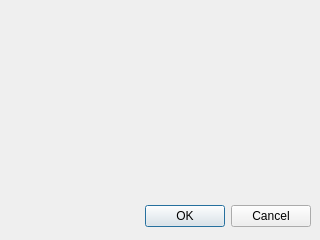
First picture: the form in src/plugins/dataStore/BSMLDataStore/src/bsmldatastoresavedialog.ui, repository opencor/opencor, before the edit.
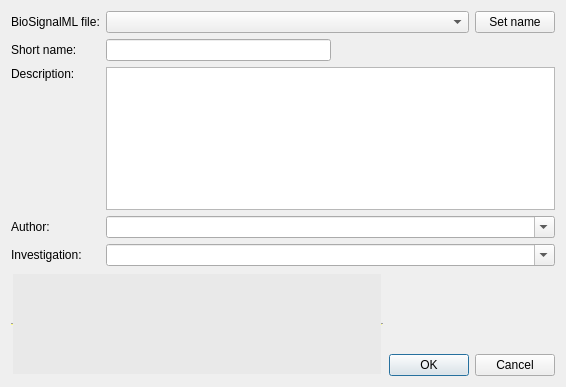
Second picture: the form after the edit.

Commit message: Add a user dialog to capture BioSignalML metadata.

```diff
--- a/src/plugins/dataStore/BSMLDataStore/src/bsmldatastoresavedialog.ui
+++ b/src/plugins/dataStore/BSMLDataStore/src/bsmldatastoresavedialog.ui
@@ -1,33 +1,397 @@
-<ui version="4.0" >
- <class>Dialog</class>
- <widget class="QDialog" name="Dialog" >
-  <property name="geometry" >
+<?xml version="1.0" encoding="UTF-8"?>
+<ui version="4.0">
+ <class>BioSignalMLSaveDialog</class>
+ <widget class="QDialog" name="BioSignalMLSaveDialog">
+  <property name="geometry">
    <rect>
     <x>0</x>
     <y>0</y>
-    <width>320</width>
-    <height>240</height>
+    <width>566</width>
+    <height>387</height>
    </rect>
   </property>
   <property name="windowTitle" >
    <string>Dialog</string>
   </property>
-  <widget class="QDialogButtonBox" name="buttonBox" >
-   <property name="geometry" >
-    <rect>
-     <x>10</x>
-     <y>200</y>
-     <width>301</width>
-     <height>32</height>
-    </rect>
-   </property>
-   <property name="orientation" >
-    <enum>Qt::Horizontal</enum>
-   </property>
-   <property name="standardButtons" >
-    <set>QDialogButtonBox::Cancel|QDialogButtonBox::Ok</set>
-   </property>
-  </widget>
+  <layout class="QHBoxLayout" name="horizontalLayout_4">
+   <item>
+    <layout class="QVBoxLayout" name="verticalLayout_3">
+     <item>
+      <layout class="QGridLayout" name="gridLayout">
+       <item row="0" column="0">
+        <widget class="QLabel" name="label_5">
+         <property name="text">
+          <string>BioSignalML file:</string>
+         </property>
+        </widget>
+       </item>
+       <item row="0" column="1">
+        <layout class="QHBoxLayout" name="horizontalLayout_2">
+         <item>
+          <widget class="QComboBox" name="fileNameList">
+           <property name="sizePolicy">
+            <sizepolicy hsizetype="Expanding" vsizetype="Fixed">
+             <horstretch>0</horstretch>
+             <verstretch>0</verstretch>
+            </sizepolicy>
+           </property>
+           <property name="editable">
+            <bool>false</bool>
+           </property>
+           <property name="insertPolicy">
+            <enum>QComboBox::InsertAtTop</enum>
+           </property>
+          </widget>
+         </item>
+         <item>
+          <widget class="QPushButton" name="setFileName">
+           <property name="sizePolicy">
+            <sizepolicy hsizetype="Fixed" vsizetype="Fixed">
+             <horstretch>0</horstretch>
+             <verstretch>0</verstretch>
+            </sizepolicy>
+           </property>
+           <property name="text">
+            <string>Set name</string>
+           </property>
+          </widget>
+         </item>
+        </layout>
+       </item>
+       <item row="1" column="0">
+        <spacer name="verticalSpacer_6">
+         <property name="orientation">
+          <enum>Qt::Vertical</enum>
+         </property>
+         <property name="sizeHint" stdset="0">
+          <size>
+           <width>20</width>
+           <height>20</height>
+          </size>
+         </property>
+        </spacer>
+       </item>
+       <item row="1" column="1">
+        <spacer name="verticalSpacer_9">
+         <property name="orientation">
+          <enum>Qt::Vertical</enum>
+         </property>
+         <property name="sizeHint" stdset="0">
+          <size>
+           <width>20</width>
+           <height>20</height>
+          </size>
+         </property>
+        </spacer>
+       </item>
+       <item row="2" column="0">
+        <widget class="QLabel" name="label_2">
+         <property name="text">
+          <string>Short name:</string>
+         </property>
+        </widget>
+       </item>
+       <item row="2" column="1">
+        <layout class="QHBoxLayout" name="horizontalLayout">
+         <item>
+          <widget class="QLineEdit" name="shortNameValue">
+           <property name="inputMask">
+            <string/>
+           </property>
+           <property name="maxLength">
+            <number>32767</number>
+           </property>
+          </widget>
+         </item>
+         <item>
+          <spacer name="horizontalSpacer">
+           <property name="orientation">
+            <enum>Qt::Horizontal</enum>
+           </property>
+           <property name="sizeHint" stdset="0">
+            <size>
+             <width>20</width>
+             <height>20</height>
+            </size>
+           </property>
+          </spacer>
+         </item>
+        </layout>
+       </item>
+       <item row="3" column="0">
+        <layout class="QVBoxLayout" name="verticalLayout">
+         <item>
+          <widget class="QLabel" name="label">
+           <property name="text">
+            <string>Description:</string>
+           </property>
+          </widget>
+         </item>
+         <item>
+          <spacer name="verticalSpacer_5">
+           <property name="orientation">
+            <enum>Qt::Vertical</enum>
+           </property>
+           <property name="sizeHint" stdset="0">
+            <size>
+             <width>20</width>
+             <height>20</height>
+            </size>
+           </property>
+          </spacer>
+         </item>
+        </layout>
+       </item>
+       <item row="3" column="1">
+        <widget class="QTextEdit" name="descriptionValue"/>
+       </item>
+       <item row="4" column="0">
+        <spacer name="verticalSpacer">
+         <property name="orientation">
+          <enum>Qt::Vertical</enum>
+         </property>
+         <property name="sizeHint" stdset="0">
+          <size>
+           <width>20</width>
+           <height>20</height>
+          </size>
+         </property>
+        </spacer>
+       </item>
+       <item row="4" column="1">
+        <spacer name="verticalSpacer_2">
+         <property name="orientation">
+          <enum>Qt::Vertical</enum>
+         </property>
+         <property name="sizeHint" stdset="0">
+          <size>
+           <width>20</width>
+           <height>20</height>
+          </size>
+         </property>
+        </spacer>
+       </item>
+       <item row="5" column="0">
+        <widget class="QLabel" name="label_3">
+         <property name="text">
+          <string>Author:</string>
+         </property>
+        </widget>
+       </item>
+       <item row="5" column="1">
+        <widget class="QComboBox" name="authorValue">
+         <property name="editable">
+          <bool>true</bool>
+         </property>
+         <property name="insertPolicy">
+          <enum>QComboBox::InsertAtTop</enum>
+         </property>
+        </widget>
+       </item>
+       <item row="6" column="0">
+        <widget class="QLabel" name="label_4">
+         <property name="text">
+          <string>Investigation:</string>
+         </property>
+        </widget>
+       </item>
+       <item row="6" column="1">
+        <widget class="QComboBox" name="investigationValue">
+         <property name="editable">
+          <bool>true</bool>
+         </property>
+         <property name="insertPolicy">
+          <enum>QComboBox::InsertAtTop</enum>
+         </property>
+        </widget>
+       </item>
+      </layout>
+     </item>
+     <item>
+      <spacer name="verticalSpacer_8">
+       <property name="orientation">
+        <enum>Qt::Vertical</enum>
+       </property>
+       <property name="sizeHint" stdset="0">
+        <size>
+         <width>20</width>
+         <height>20</height>
+        </size>
+       </property>
+      </spacer>
+     </item>
+     <item>
+      <layout class="QHBoxLayout" name="horizontalLayout_3">
+       <item>
+        <widget class="QTextBrowser" name="commentValue">
+         <property name="palette">
+          <palette>
+           <active>
+            <colorrole role="WindowText">
+             <brush brushstyle="SolidPattern">
+              <color alpha="255">
+               <red>142</red>
+               <green>0</green>
+               <blue>0</blue>
+              </color>
+             </brush>
+            </colorrole>
+            <colorrole role="Light">
+             <brush brushstyle="SolidPattern">
+              <color alpha="255">
+               <red>255</red>
+               <green>253</green>
+               <blue>129</blue>
+              </color>
+             </brush>
+            </colorrole>
+            <colorrole role="Text">
+             <brush brushstyle="SolidPattern">
+              <color alpha="255">
+               <red>3</red>
+               <green>72</green>
+               <blue>123</blue>
+              </color>
+             </brush>
+            </colorrole>
+            <colorrole role="Base">
+             <brush brushstyle="SolidPattern">
+              <color alpha="255">
+               <red>233</red>
+               <green>233</green>
+               <blue>233</blue>
+              </color>
+             </brush>
+            </colorrole>
+           </active>
+           <inactive>
+            <colorrole role="WindowText">
+             <brush brushstyle="SolidPattern">
+              <color alpha="255">
+               <red>142</red>
+               <green>0</green>
+               <blue>0</blue>
+              </color>
+             </brush>
+            </colorrole>
+            <colorrole role="Light">
+             <brush brushstyle="SolidPattern">
+              <color alpha="255">
+               <red>255</red>
+               <green>253</green>
+               <blue>129</blue>
+              </color>
+             </brush>
+            </colorrole>
+            <colorrole role="Text">
+             <brush brushstyle="SolidPattern">
+              <color alpha="255">
+               <red>3</red>
+               <green>72</green>
+               <blue>123</blue>
+              </color>
+             </brush>
+            </colorrole>
+            <colorrole role="Base">
+             <brush brushstyle="SolidPattern">
+              <color alpha="255">
+               <red>233</red>
+               <green>233</green>
+               <blue>233</blue>
+              </color>
+             </brush>
+            </colorrole>
+           </inactive>
+           <disabled>
+            <colorrole role="WindowText">
+             <brush brushstyle="SolidPattern">
+              <color alpha="255">
+               <red>127</red>
+               <green>127</green>
+               <blue>127</blue>
+              </color>
+             </brush>
+            </colorrole>
+            <colorrole role="Light">
+             <brush brushstyle="SolidPattern">
+              <color alpha="255">
+               <red>255</red>
+               <green>253</green>
+               <blue>129</blue>
+              </color>
+             </brush>
+            </colorrole>
+            <colorrole role="Text">
+             <brush brushstyle="SolidPattern">
+              <color alpha="255">
+               <red>127</red>
+               <green>127</green>
+               <blue>127</blue>
+              </color>
+             </brush>
+            </colorrole>
+            <colorrole role="Base">
+             <brush brushstyle="SolidPattern">
+              <color alpha="255">
+               <red>237</red>
+               <green>237</green>
+               <blue>237</blue>
+              </color>
+             </brush>
+            </colorrole>
+           </disabled>
+          </palette>
+         </property>
+         <property name="frameShape">
+          <enum>QFrame::HLine</enum>
+         </property>
+         <property name="html">
+          <string>&lt;!DOCTYPE HTML PUBLIC &quot;-//W3C//DTD HTML 4.0//EN&quot; &quot;http://www.w3.org/TR/REC-html40/strict.dtd&quot;&gt;
+&lt;html&gt;&lt;head&gt;&lt;meta name=&quot;qrichtext&quot; content=&quot;1&quot; /&gt;&lt;style type=&quot;text/css&quot;&gt;
+p, li { white-space: pre-wrap; }
+&lt;/style&gt;&lt;/head&gt;&lt;body style=&quot; font-family:'.Helvetica Neue DeskInterface'; font-size:13pt; font-weight:400; font-style:normal;&quot;&gt;
+&lt;p style=&quot;-qt-paragraph-type:empty; margin-top:0px; margin-bottom:0px; margin-left:0px; margin-right:0px; -qt-block-indent:0; text-indent:0px;&quot;&gt;&lt;br /&gt;&lt;/p&gt;&lt;/body&gt;&lt;/html&gt;</string>
+         </property>
+        </widget>
+       </item>
+       <item>
+        <layout class="QVBoxLayout" name="verticalLayout_2">
+         <item>
+          <spacer name="verticalSpacer_7">
+           <property name="orientation">
+            <enum>Qt::Vertical</enum>
+           </property>
+           <property name="sizeHint" stdset="0">
+            <size>
+             <width>20</width>
+             <height>40</height>
+            </size>
+           </property>
+          </spacer>
+         </item>
+         <item>
+          <widget class="QDialogButtonBox" name="cancel_ok">
+           <property name="sizePolicy">
+            <sizepolicy hsizetype="Fixed" vsizetype="Fixed">
+             <horstretch>0</horstretch>
+             <verstretch>0</verstretch>
+            </sizepolicy>
+           </property>
+           <property name="orientation">
+            <enum>Qt::Horizontal</enum>
+           </property>
+           <property name="standardButtons">
+            <set>QDialogButtonBox::Cancel|QDialogButtonBox::Ok</set>
+           </property>
+          </widget>
+         </item>
+        </layout>
+       </item>
+      </layout>
+     </item>
+    </layout>
+   </item>
+  </layout>
  </widget>
  <resources/>
  <connections>
```
Left out of the diff: 23 changed lines with no effect on the pictures. The commit also changes 5 other files.
